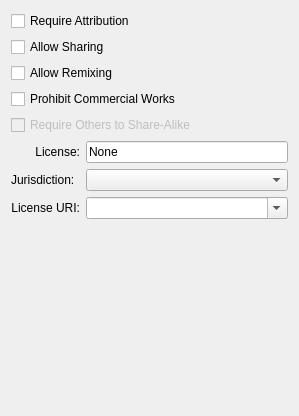
Qt form license-widget/license_chooser.ui (cc-archive/liblicense-kde) before a commit.
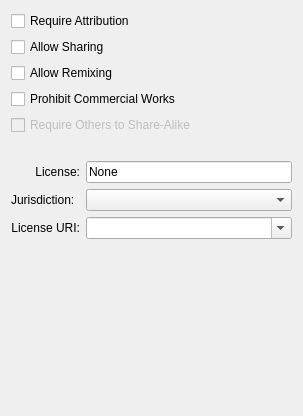
The same form after that commit.

Commit message: -Add warning to kde license chooser. -Mark as 0.4 -Document the wonders of license_chooser.c, so others can make sense of it.

Patch:
```diff
--- a/license-widget/license_chooser.ui
+++ b/license-widget/license_chooser.ui
@@ -51,6 +51,30 @@
      </property>
     </widget>
    </item>
+   <item>
+    <layout class="QHBoxLayout" >
+     <item>
+      <widget class="QLabel" name="warningIconLabel" >
+       <property name="text" >
+        <string/>
+       </property>
+      </widget>
+     </item>
+     <item>
+      <widget class="QLabel" name="warningLabel" >
+       <property name="sizePolicy" >
+        <sizepolicy vsizetype="Preferred" hsizetype="MinimumExpanding" >
+         <horstretch>0</horstretch>
+         <verstretch>0</verstretch>
+        </sizepolicy>
+       </property>
+       <property name="text" >
+        <string/>
+       </property>
+      </widget>
+     </item>
+    </layout>
+   </item>
    <item>
     <layout class="QHBoxLayout" >
      <item>
@@ -124,8 +148,8 @@
      </property>
      <property name="sizeHint" >
       <size>
-       <width>20</width>
-       <height>40</height>
+       <width>281</width>
+       <height>61</height>
       </size>
      </property>
     </spacer>
```
The commit also changes 2 other files.
